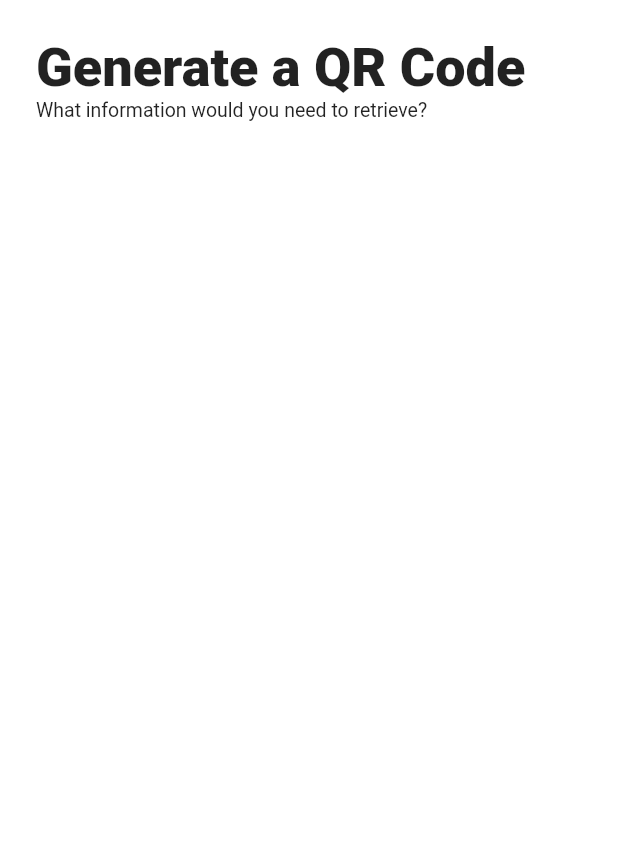
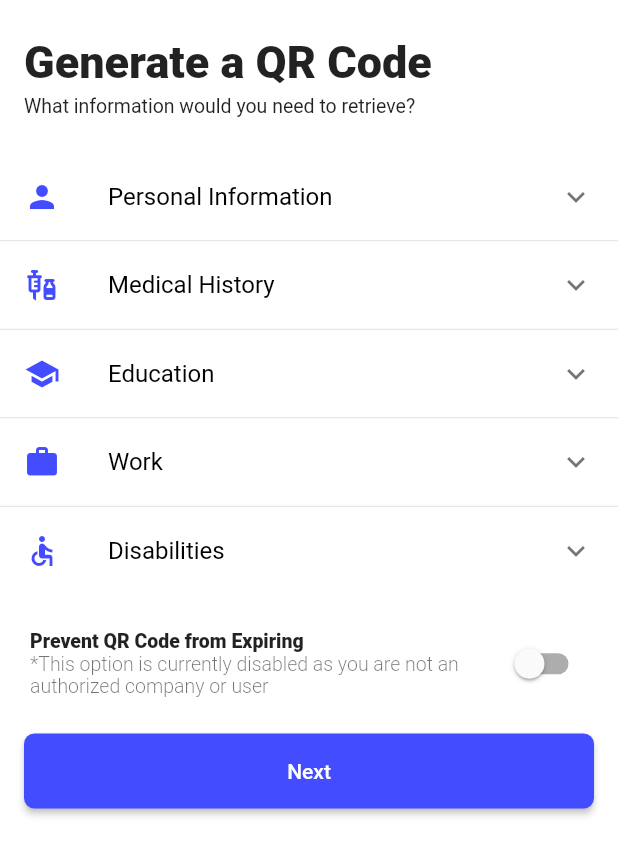
Before and after one commit to jyorien/credentity, a Flutter app: the screen it shows after launch, on a phone screen of 412 x 824 dp. Shown: the top 855 px of the screen. Run offline on Flutter 3.47's test engine with Material 2 defaults, Android fonts, the phone set to English and light mode, and no system bars; our stand-ins replace flutter_svg; missing offline and left inert: qr_code_scanner; Roboto replaces fonts that are missing (SFProText).

Commit message:
✨ generate qrcode screen without backend

```diff
--- a/lib/features/qrcode/qrcode.dart
+++ b/lib/features/qrcode/qrcode.dart
@@ -1,3 +1,4 @@
 export 'screens/camera_screen.dart';
 export 'screens/generate_screen.dart';
 export 'screens/qrcode_screen.dart';
+export 'widgets/accordion.dart';
--- a/lib/features/qrcode/screens/camera_screen.dart
+++ b/lib/features/qrcode/screens/camera_screen.dart
@@ -140,9 +140,7 @@ class _CameraScreenState extends State<CameraScreen> {
             left: (MediaQuery.of(context).size.width - 300) / 2,
             child: Material(
               color: const Color(0x001E2022).withOpacity(1),
-              borderRadius: const BorderRadius.all(
-                Radius.circular(25),
-              ),
+              borderRadius: BorderRadius.circular(25),
               child: const SizedBox(
                 width: 300,
                 height: 50,
--- a/lib/features/qrcode/screens/generate_screen.dart
+++ b/lib/features/qrcode/screens/generate_screen.dart
@@ -1,3 +1,4 @@
+import 'package:credentity/features/qrcode/qrcode.dart';
 import 'package:flutter/material.dart';
 
 class GenerateScreen extends StatefulWidget {
@@ -14,23 +15,62 @@ class GenerateScreen extends StatefulWidget {
 }
 
 class _GenerateScreenState extends State<GenerateScreen> {
+  final _icons = {
+    "Personal Information": Icons.person,
+    "Medical History": Icons.vaccines,
+    "Education": Icons.school,
+    "Work": Icons.work,
+    "Disabilities": Icons.accessible,
+  };
+
+  final _data = {
+    "Personal Information": {
+      "Name": false,
+      "Phone Number": false,
+    },
+    "Medical History": {
+      "Vaccination Status": false,
+      "Past Records": false,
+      "Health Checklist": false,
+    },
+    "Education": {
+      "Primary School": false,
+      "Secondary School": false,
+      "University": false,
+      "Masters": false,
+      "Certificates (Technical/Non Technical)": false,
+    },
+    "Work": {
+      "Work Attestations by previous employers": false,
+    },
+    "Disabilities": {
+      "Physical Disabilities": false,
+      "Mental Disabilities": false,
+    },
+  };
+
   @override
   Widget build(BuildContext context) {
     return Scaffold(
       body: SafeArea(
-        child: Padding(
-          padding: const EdgeInsets.all(24),
+        child: SingleChildScrollView(
           child: Column(
             crossAxisAlignment: CrossAxisAlignment.start,
             children: [
-              const Text(
+              Padding(
+                padding: const EdgeInsets.symmetric(horizontal: 16, vertical: 24),
+                child: Column(
+                  crossAxisAlignment: CrossAxisAlignment.start,
+                  children: const [
+                    Text(
                       "Generate a QR Code",
                       style: TextStyle(
                         fontWeight: FontWeight.w800,
-                  fontSize: 36,
+                        fontSize: 30,
                       ),
                     ),
-              const Text(
+                    SizedBox(height: 4),
+                    Text(
                       "What information would you need to retrieve?",
                       style: TextStyle(
                         fontSize: 13,
@@ -39,6 +79,69 @@ class _GenerateScreenState extends State<GenerateScreen> {
                   ],
                 ),
               ),
+              ..._data.keys
+                  .map<Widget>((key) {
+                    return Accordion(
+                      icon: _icons[key]!,
+                      title: key,
+                      fields: _data[key]!,
+                      onFieldChange: (field) {
+                        setState(() {
+                          _data[key]![field] = !_data[key]![field]!;
+                        });
+                      },
+                    );
+                  })
+                  .map((val) => [
+                        val,
+                        const Divider(height: 1),
+                      ])
+                  .expand((widgets) => widgets)
+                  .take(9)
+                  .toList(),
+              const SizedBox(height: 20),
+              ListTile(
+                contentPadding: const EdgeInsets.symmetric(horizontal: 20),
+                title: const Text(
+                  "Prevent QR Code from Expiring",
+                  style: TextStyle(
+                    fontSize: 13,
+                    fontWeight: FontWeight.w800,
+                  ),
+                ),
+                subtitle: const Text(
+                  "*This option is currently disabled as you are not an authorized company or user",
+                  style: TextStyle(
+                    fontSize: 13,
+                    fontWeight: FontWeight.w300,
+                  ),
+                ),
+                trailing: Switch.adaptive(
+                  activeColor: Theme.of(context).primaryColor,
+                  value: false,
+                  onChanged: (_) {},
+                ),
+              ),
+              const SizedBox(height: 20),
+              Center(
+                child: SizedBox(
+                  width: MediaQuery.of(context).size.width - 32,
+                  height: 50,
+                  child: ElevatedButton(
+                    style: ElevatedButton.styleFrom(
+                      shape: RoundedRectangleBorder(
+                        borderRadius: BorderRadius.circular(7),
+                      ),
+                    ),
+                    onPressed: () {},
+                    child: const Text("Next"),
+                  ),
+                ),
+              ),
+              const SizedBox(height: 60),
+            ],
+          ),
+        ),
       ),
     );
   }
--- a/lib/features/qrcode/screens/qrcode_screen.dart
+++ b/lib/features/qrcode/screens/qrcode_screen.dart
@@ -73,9 +73,7 @@ class QRCodeScreen extends StatelessWidget {
                     ),
                     decoration: BoxDecoration(
                       color: Theme.of(context).primaryColor.withOpacity(0.59),
-                      borderRadius: const BorderRadius.all(
-                        Radius.circular(5),
-                      ),
+                      borderRadius: BorderRadius.circular(5),
                     ),
                     child: Row(
                       children: [
@@ -84,9 +82,7 @@ class QRCodeScreen extends StatelessWidget {
                           height: 44,
                           decoration: BoxDecoration(
                             color: Theme.of(context).primaryColor.withOpacity(1),
-                            borderRadius: const BorderRadius.all(
-                              Radius.circular(5),
-                            ),
+                            borderRadius: BorderRadius.circular(5),
                           ),
                           child: Center(
                             child: SvgPicture.asset(
@@ -127,7 +123,11 @@ class QRCodeScreen extends StatelessWidget {
               Padding(
                 padding: const EdgeInsets.symmetric(horizontal: 8),
                 child: InkWell(
-                  onTap: () {},
+                  onTap: () {
+                    Navigator.of(context).push(
+                      GenerateScreen.route(),
+                    );
+                  },
                   child: Container(
                     padding: const EdgeInsets.symmetric(
                       horizontal: 27,
@@ -135,9 +135,7 @@ class QRCodeScreen extends StatelessWidget {
                     ),
                     decoration: BoxDecoration(
                       color: Theme.of(context).primaryColor.withOpacity(0.59),
-                      borderRadius: const BorderRadius.all(
-                        Radius.circular(5),
-                      ),
+                      borderRadius: BorderRadius.circular(5),
                     ),
                     child: Row(
                       children: [
@@ -146,9 +144,7 @@ class QRCodeScreen extends StatelessWidget {
                           height: 44,
                           decoration: BoxDecoration(
                             color: Theme.of(context).primaryColor.withOpacity(1),
-                            borderRadius: const BorderRadius.all(
-                              Radius.circular(5),
-                            ),
+                            borderRadius: BorderRadius.circular(5),
                           ),
                           child: Center(
                             child: SvgPicture.asset(
--- /dev/null
+++ b/lib/features/qrcode/widgets/accordion.dart
@@ -0,0 +1,72 @@
+import 'package:flutter/material.dart';
+
+class Accordion extends StatelessWidget {
+  const Accordion({
+    Key? key,
+    required this.icon,
+    required this.title,
+    required this.fields,
+    required this.onFieldChange,
+  }) : super(key: key);
+
+  final IconData icon;
+
+  final String title;
+
+  final Map<String, bool> fields;
+
+  final Function(String) onFieldChange;
+
+  @override
+  Widget build(BuildContext context) {
+    return Theme(
+      data: Theme.of(context).copyWith(
+        dividerColor: Colors.transparent,
+      ),
+      child: ExpansionTile(
+        leading: Icon(
+          icon,
+          color: Theme.of(context).primaryColor,
+        ),
+        title: Text(
+          title,
+          style: const TextStyle(
+            color: Colors.black,
+          ),
+        ),
+        children: [
+          Padding(
+            padding: const EdgeInsets.only(top: 4, right: 28, bottom: 8, left: 66),
+            child: Container(
+              decoration: BoxDecoration(
+                color: const Color(0xFFF2F2F2),
+                borderRadius: BorderRadius.circular(7),
+              ),
+              child: Column(
+                children: [
+                  for (final field in fields.keys)
+                    ListTile(
+                      dense: true,
+                      contentPadding: const EdgeInsets.only(left: 16),
+                      title: Text(
+                        field,
+                        style: const TextStyle(
+                          fontSize: 12,
+                          fontWeight: FontWeight.w800,
+                        ),
+                      ),
+                      trailing: Switch.adaptive(
+                        activeColor: Theme.of(context).primaryColor,
+                        value: fields[field]!,
+                        onChanged: (_) => onFieldChange(field),
+                      ),
+                    ),
+                ],
+              ),
+            ),
+          ),
+        ],
+      ),
+    );
+  }
+}
--- a/lib/main.dart
+++ b/lib/main.dart
@@ -13,7 +13,7 @@ class App extends StatelessWidget {
     return MaterialApp(
       title: "Credentity",
       theme: ThemeData(
-        primarySwatch: const MaterialColor(0x00434DFF, {
+        primarySwatch: const MaterialColor(0xFF434DFF, {
           50: Color.fromRGBO(26, 30, 100, 0.1),
           100: Color.fromRGBO(26, 30, 100, 0.2),
           200: Color.fromRGBO(26, 30, 100, 0.3),
```
Lines whose indentation alone changed are shown as unchanged.
